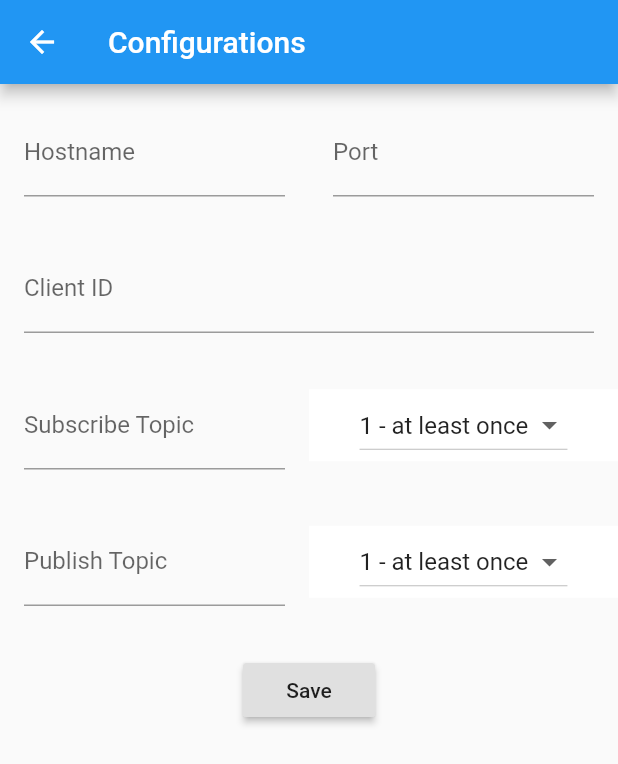
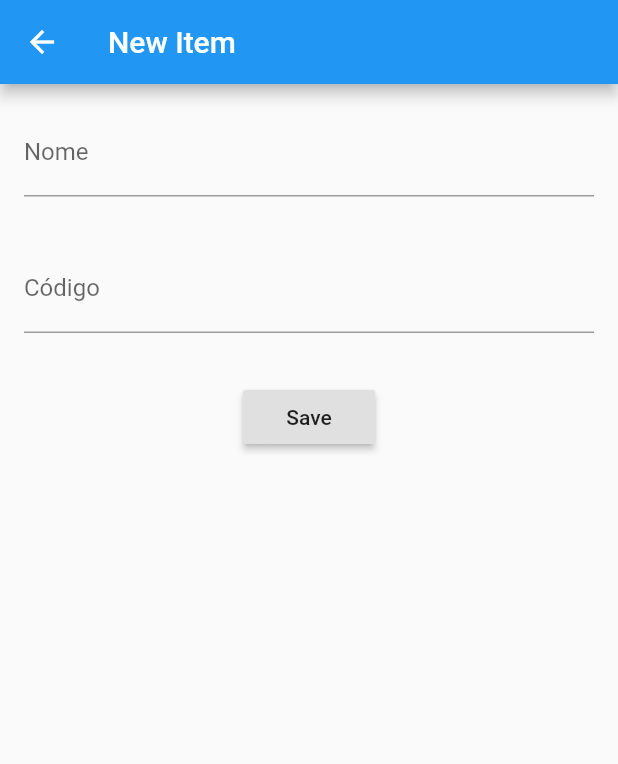
Before and after one commit to gigiosilva/natal-smart, a Flutter app: the screen it shows after launch, after a tap on the "add" icon, on a phone screen of 412 x 824 dp. Shown: the top 764 px of the screen. Run offline on Flutter 3.47's test engine with Material 2 defaults, Android fonts, the phone set to English and light mode, and no system bars; our stand-ins replace fluttertoast, shared_preferences; missing offline and left inert: mqtt_client.

Commit message:
Adicionado tela de novo item

```diff
--- a/lib/screens/home.dart
+++ b/lib/screens/home.dart
@@ -2,6 +2,7 @@ import 'package:flutter/material.dart';
 import 'dart:async';
 import 'package:mqtt_client/mqtt_client.dart' as mqtt;
 import 'package:natal_smart/screens/configurations.dart';
+import 'package:natal_smart/screens/novo.dart';
 import 'package:shared_preferences/shared_preferences.dart';
 import 'package:natal_smart/models/item_smart.dart';
 
@@ -29,7 +30,6 @@ class _MyHomePageState extends State<MyHomePage> {
   @override
   void initState() {
     super.initState();
-    _atualiza(ItemSmart('Luz da Sala', 'Codigo da luz'));
     _connect();
   }
 
@@ -42,16 +42,9 @@ class _MyHomePageState extends State<MyHomePage> {
           onPressed: () {
             Navigator.push(
               context,
-              MaterialPageRoute(builder: (context) => ConfigPage()),
+              MaterialPageRoute(builder: (context) => NovoPage()),
             ).then(
-              (res) async {
-                try {
-                  await _disconnect();
-                  _connect();
-                } catch (e) {
-                  print(e);
-                }
-              },
+              (itemRecebido) => _atualiza(itemRecebido),
             );
           },
         ),
@@ -238,7 +231,7 @@ class ItemHome extends StatelessWidget {
           ),
           FlatButton(
             child: Icon(
-              Icons.share,
+              Icons.highlight,
               color: Colors.white,
             ),
             color: Color.fromRGBO(68, 153, 213, 1.0),
--- /dev/null
+++ b/lib/screens/novo.dart
@@ -0,0 +1,52 @@
+import 'package:flutter/material.dart';
+import 'package:natal_smart/components/editor.dart';
+import 'package:natal_smart/models/item_smart.dart';
+
+class NovoPage extends StatefulWidget {
+  @override
+  _NovoPageState createState() => _NovoPageState();
+}
+
+class _NovoPageState extends State<NovoPage> {
+  final TextEditingController _controladorNome = TextEditingController();
+  final TextEditingController _controladorCodigo = TextEditingController();
+
+  @override
+  Widget build(BuildContext context) {
+    return Scaffold(
+      appBar: AppBar(
+        title: Text('New Item'),
+      ),
+      body: SingleChildScrollView(
+        child: Column(
+          children: <Widget>[
+            Editor(
+              controller: _controladorNome,
+              rotulo: 'Nome',
+            ),
+            Editor(
+              controller: _controladorCodigo,
+              rotulo: 'Código',
+            ),
+            Padding(
+              padding: const EdgeInsets.all(16.0),
+              child: RaisedButton(
+                onPressed: () => _saveConfig(context),
+                child: Text('Save'),
+              ),
+            ),
+          ],
+        ),
+      ),
+    );
+  }
+
+  Future _saveConfig(BuildContext context) async {
+    final String nome = _controladorNome.text;
+    final String codigo = _controladorCodigo.text;
+
+    final itemSmart = ItemSmart(nome, codigo);
+
+    Navigator.pop(context, itemSmart);
+  }
+}
```
